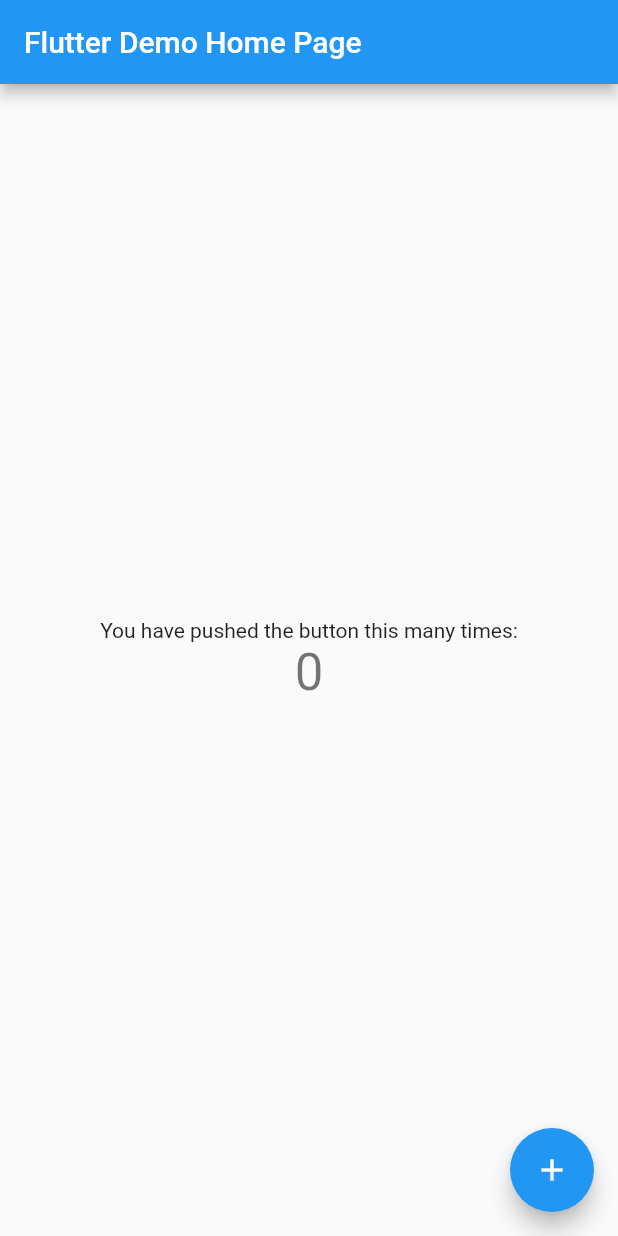
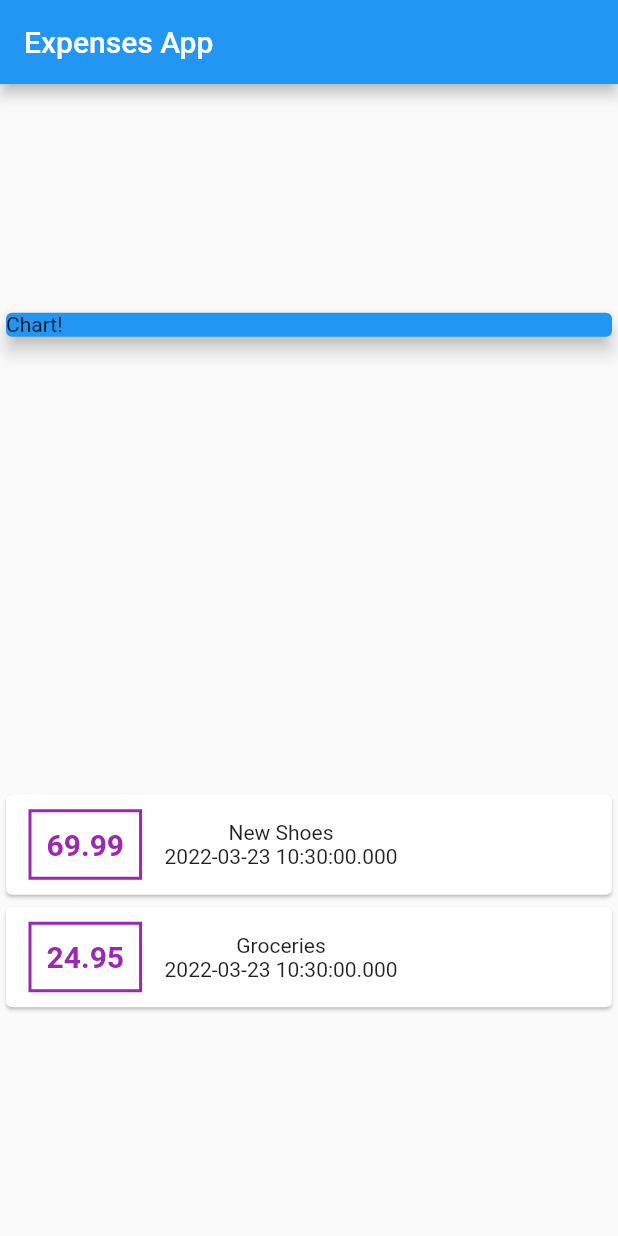
Before and after one commit to curtis-clement/flutter_expense_tracker, a Flutter app: the screen it shows after launch, on a phone screen of 412 x 824 dp. Run offline on Flutter 3.47's test engine with Material 2 defaults, Android fonts, the phone set to English and light mode, and no system bars.

Commit message:
add dummy transactions and some card styling

```diff
--- a/analysis_options.yaml
+++ b/analysis_options.yaml
@@ -7,7 +7,7 @@
 
 # The following line activates a set of recommended lints for Flutter apps,
 # packages, and plugins designed to encourage good coding practices.
-include: package:flutter_lints/flutter.yaml
+# include: package:flutter_lints/flutter.yaml
 
 linter:
   # The lint rules applied to this project can be customized in the
@@ -22,6 +22,7 @@ linter:
   # `// ignore_for_file: name_of_lint` syntax on the line or in the file
   # producing the lint.
   rules:
+    prefer_const_constructors : false
     # avoid_print: false  # Uncomment to disable the `avoid_print` rule
     # prefer_single_quotes: true  # Uncomment to enable the `prefer_single_quotes` rule
 
--- a/lib/main.dart
+++ b/lib/main.dart
@@ -1,115 +1,93 @@
 import 'package:flutter/material.dart';
+import './transaction.dart';
 
-void main() {
-  runApp(const MyApp());
-}
+void main() => runApp(MyApp());
 
 class MyApp extends StatelessWidget {
-  const MyApp({Key? key}) : super(key: key);
-
-  // This widget is the root of your application.
   @override
   Widget build(BuildContext context) {
     return MaterialApp(
-      title: 'Flutter Demo',
-      theme: ThemeData(
-        // This is the theme of your application.
-        //
-        // Try running your application with "flutter run". You'll see the
-        // application has a blue toolbar. Then, without quitting the app, try
-        // changing the primarySwatch below to Colors.green and then invoke
-        // "hot reload" (press "r" in the console where you ran "flutter run",
-        // or simply save your changes to "hot reload" in a Flutter IDE).
-        // Notice that the counter didn't reset back to zero; the application
-        // is not restarted.
-        primarySwatch: Colors.blue,
-      ),
-      home: const MyHomePage(title: 'Flutter Demo Home Page'),
+      title: 'Expenses Tracker',
+      home: MyHomePage(),
     );
   }
 }
 
-class MyHomePage extends StatefulWidget {
-  const MyHomePage({Key? key, required this.title}) : super(key: key);
-
-  // This widget is the home page of your application. It is stateful, meaning
-  // that it has a State object (defined below) that contains fields that affect
-  // how it looks.
-
-  // This class is the configuration for the state. It holds the values (in this
-  // case the title) provided by the parent (in this case the App widget) and
-  // used by the build method of the State. Fields in a Widget subclass are
-  // always marked "final".
-
-  final String title;
-
-  @override
-  State<MyHomePage> createState() => _MyHomePageState();
-}
-
-class _MyHomePageState extends State<MyHomePage> {
-  int _counter = 0;
-
-  void _incrementCounter() {
-    setState(() {
-      // This call to setState tells the Flutter framework that something has
-      // changed in this State, which causes it to rerun the build method below
-      // so that the display can reflect the updated values. If we changed
-      // _counter without calling setState(), then the build method would not be
-      // called again, and so nothing would appear to happen.
-      _counter++;
-    });
-  }
+class MyHomePage extends StatelessWidget {
+  final List<Transaction> transactions = [
+    Transaction(
+      id: 'a1',
+      title: 'New Shoes',
+      amount: 69.99,
+      date: DateTime.now(),
+    ),
+    Transaction(
+      id: 'a2',
+      title: 'Groceries',
+      amount: 24.95,
+      date: DateTime.now(),
+    )
+  ];
 
   @override
   Widget build(BuildContext context) {
-    // This method is rerun every time setState is called, for instance as done
-    // by the _incrementCounter method above.
-    //
-    // The Flutter framework has been optimized to make rerunning build methods
-    // fast, so that you can just rebuild anything that needs updating rather
-    // than having to individually change instances of widgets.
     return Scaffold(
       appBar: AppBar(
-        // Here we take the value from the MyHomePage object that was created by
-        // the App.build method, and use it to set our appbar title.
-        title: Text(widget.title),
+        title: const Text('Expenses App'),
       ),
-      body: Center(
-        // Center is a layout widget. It takes a single child and positions it
-        // in the middle of the parent.
-        child: Column(
-          // Column is also a layout widget. It takes a list of children and
-          // arranges them vertically. By default, it sizes itself to fit its
-          // children horizontally, and tries to be as tall as its parent.
-          //
-          // Invoke "debug painting" (press "p" in the console, choose the
-          // "Toggle Debug Paint" action from the Flutter Inspector in Android
-          // Studio, or the "Toggle Debug Paint" command in Visual Studio Code)
-          // to see the wireframe for each widget.
-          //
-          // Column has various properties to control how it sizes itself and
-          // how it positions its children. Here we use mainAxisAlignment to
-          // center the children vertically; the main axis here is the vertical
-          // axis because Columns are vertical (the cross axis would be
-          // horizontal).
-          mainAxisAlignment: MainAxisAlignment.center,
-          children: <Widget>[
-            const Text(
-              'You have pushed the button this many times:',
+      body: Column(
+        mainAxisAlignment: MainAxisAlignment.spaceAround,
+        crossAxisAlignment: CrossAxisAlignment.stretch,
+        children: <Widget>[
+          Container(
+            width: double.infinity,
+            child: Card(
+              color: Colors.blue,
+              child: Text('Chart!'),
+              elevation: 5,
             ),
-            Text(
-              '$_counter',
-              style: Theme.of(context).textTheme.headline4,
-            ),
-          ],
-        ),
+          ),
+          Column(
+            children: transactions.map((item) {
+              return Card(
+                child: Row(
+                  children: <Widget>[
+                    Container(
+                      margin: EdgeInsets.symmetric(
+                        vertical: 10,
+                        horizontal: 15,
+                      ),
+                      decoration: BoxDecoration(
+                        border: Border.all(
+                          color: Colors.purple,
+                          width: 2,
+                        ),
+                      ),
+                      padding: EdgeInsets.all(10),
+                      child: Text(
+                        item.amount.toString(),
+                        style: TextStyle(
+                          fontWeight: FontWeight.bold,
+                          fontSize: 20,
+                          color: Colors.purple,
+                        ),
+                      ),
+                    ),
+                    Column(
+                      children: <Widget>[
+                        Text(item.title),
+                        Text(
+                          item.date.toString(),
+                        ),
+                      ],
+                    )
+                  ],
+                ),
+              );
+            }).toList(),
+          )
+        ],
       ),
-      floatingActionButton: FloatingActionButton(
-        onPressed: _incrementCounter,
-        tooltip: 'Increment',
-        child: const Icon(Icons.add),
-      ), // This trailing comma makes auto-formatting nicer for build methods.
     );
   }
 }
--- /dev/null
+++ b/lib/transaction.dart
@@ -0,0 +1,13 @@
+class Transaction {
+  final String id;
+  final String title;
+  final double amount;
+  final DateTime date;
+
+  Transaction({
+    required this.id,
+    required this.title,
+    required this.amount,
+    required this.date,
+  });
+}
```
